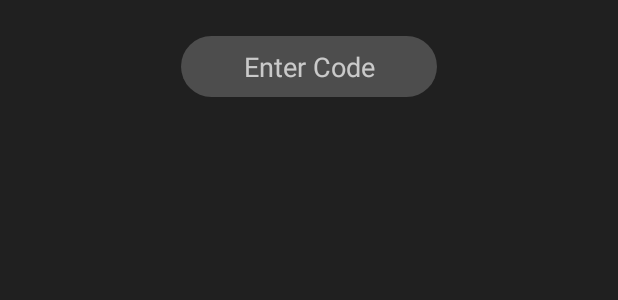
After one commit to chiario/curate, an Android app: the layout dialog_join.xml on its own in the app's theme, with its tools: preview values and no code run, on a phone screen of 412 x 824 dp. The commit adds this screen. Shown: the top 300 px of the screen. Run offline under Robolectric (Android 15) with nearby library versions, the phone set to English and light mode, and no system bars.

Commit message:
implemented join codes and restyled join dialog

```diff
--- a/app/src/main/java/com/example/curate/fragments/QueueFragment.java
+++ b/app/src/main/java/com/example/curate/fragments/QueueFragment.java
@@ -93,6 +93,8 @@ public class QueueFragment extends Fragment {
 	@Override
 	public void onDestroy() {
 		super.onDestroy();
+
+		// Deregister the callback when this fragment is destroyed
 		mParty.deregisterPlaylistUpdateCallback(mPlaylistUpdatedCallback);
 	}
 
--- /dev/null
+++ b/app/src/main/res/drawable/et_join_background.xml
@@ -0,0 +1,6 @@
+<?xml version="1.0" encoding="utf-8"?>
+<shape xmlns:android="http://schemas.android.com/apk/res/android">
+    <solid android:color="@color/white"/>
+    <corners android:radius="50dp"/>
+    <padding android:left="0dp" android:top="0dp" android:right="0dp" android:bottom="0dp" />
+</shape>
--- /dev/null
+++ b/app/src/main/res/layout/dialog_join.xml
@@ -0,0 +1,27 @@
+<?xml version="1.0" encoding="utf-8"?>
+<FrameLayout xmlns:android="http://schemas.android.com/apk/res/android"
+    android:layout_width="match_parent"
+    android:layout_height="wrap_content"
+    android:paddingTop="24dp"
+    android:paddingBottom="12dp">
+
+    <EditText
+        android:id="@+id/etJoinCode"
+        android:layout_width="wrap_content"
+        android:layout_height="wrap_content"
+        android:layout_gravity="center"
+        android:background="@drawable/et_join_background"
+        android:backgroundTint="@color/white_20"
+        android:ellipsize="start"
+        android:ems="8"
+        android:gravity="center"
+        android:hint="Enter Code"
+        android:inputType="textPersonName"
+        android:maxLength="4"
+        android:paddingTop="8dp"
+        android:paddingBottom="8dp"
+        android:singleLine="true"
+        android:textAllCaps="true"
+        android:textColor="@color/white"
+        android:textColorHint="@color/white_70" />
+</FrameLayout>
--- a/app/src/main/res/values/colors.xml
+++ b/app/src/main/res/values/colors.xml
@@ -21,7 +21,7 @@
     <color name="white_60">#99FFFFFF</color>
     <color name="white_50">#80FFFFFF</color>
     <color name="white_40">#66FFFFFF</color>
-    <color name="white_30">#4DFFFFFF</color>
+    <color name="white_30">#33FFFFFF</color>
     <color name="white_20">#33FFFFFF</color>
     <color name="white_10">#1AFFFFFF</color>
     <color name="offwhite">#E6E6E6</color>
```
Also changed, not shown: app/src/main/java/com/example/curate/activities/JoinActivity.java (+11 -5 lines), app/src/main/java/com/example/curate/models/Party.java (+12 -3 lines).
